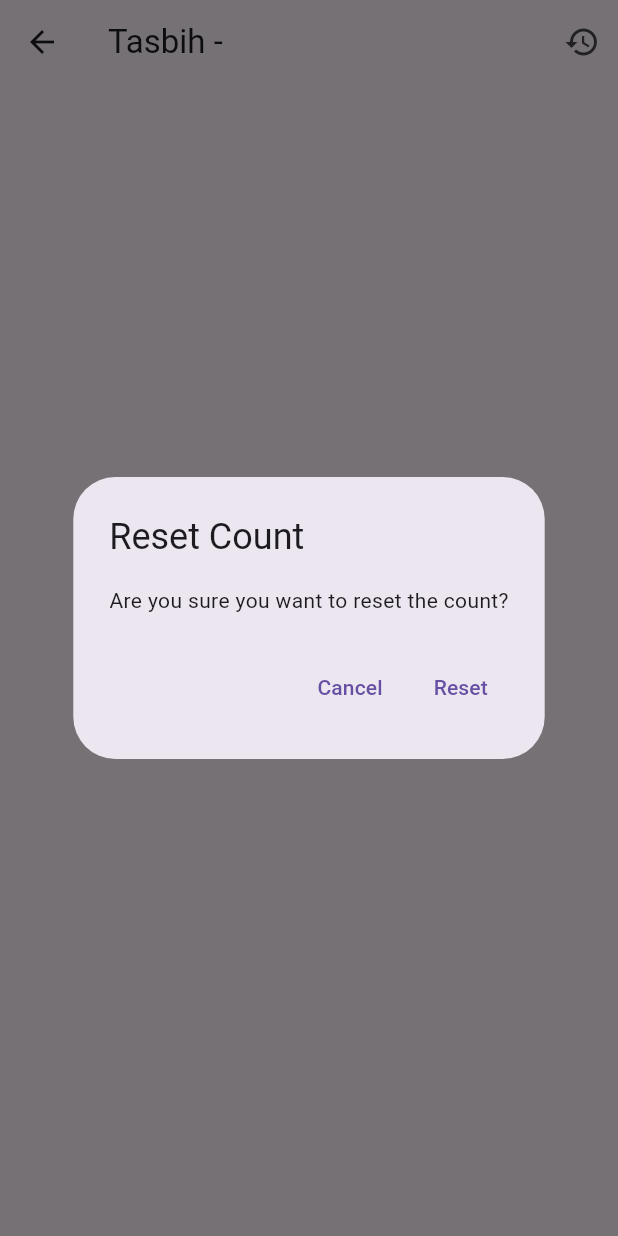
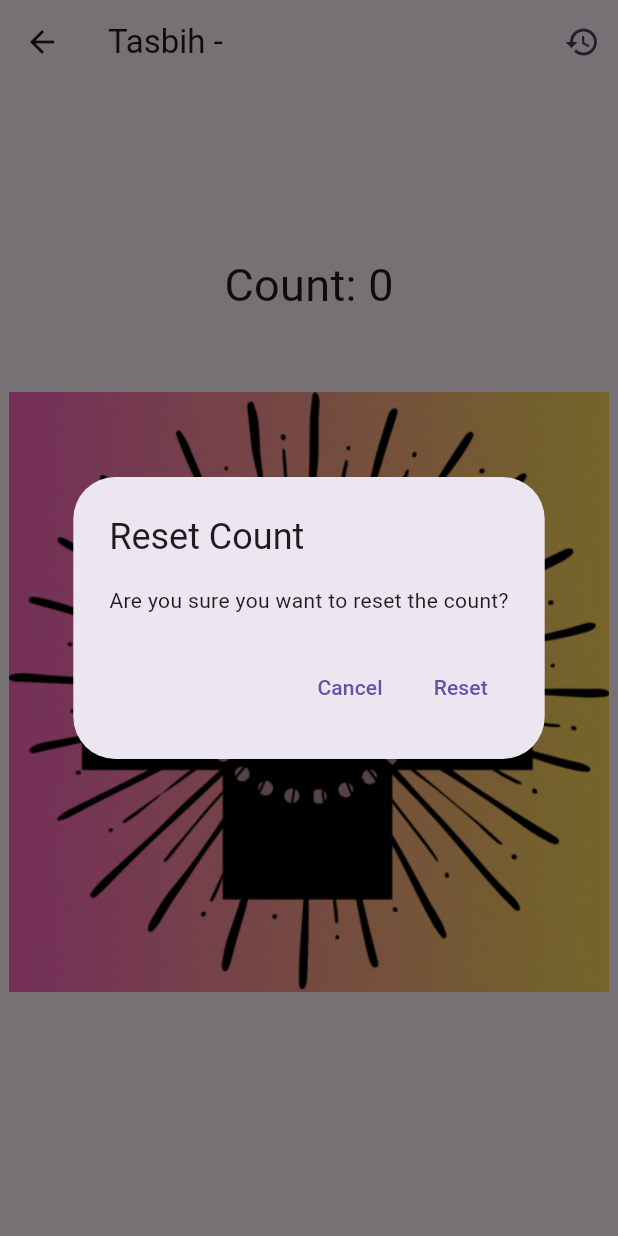
Before and after one commit to shossain786/self_explore, a Flutter app: the CountPage screen opened directly with empty values, after a tap on the "restore" icon, on a phone screen of 412 x 824 dp. Run offline on Flutter 3.47's test engine with Material 3 defaults, Android fonts, the phone set to English and light mode, and no system bars; our stand-ins replace shared_preferences; accounts and stored records are empty.

```diff
--- a/lib/count_page.dart
+++ b/lib/count_page.dart
@@ -1,10 +1,12 @@
+// count_page.dart
+
 import 'package:flutter/material.dart';
 import 'package:shared_preferences/shared_preferences.dart';
 
 class CountPage extends StatefulWidget {
   final String itemName;
 
-  const CountPage({super.key, required this.itemName});
+  CountPage({required this.itemName});
 
   @override
   _CountPageState createState() => _CountPageState();
@@ -34,18 +36,24 @@ class _CountPageState extends State<CountPage> {
           ),
         ],
       ),
-      body: Center(
-        child: Column(
-          mainAxisAlignment: MainAxisAlignment.center,
-          children: [
-            Text('Count: $count'),
-            ElevatedButton(
-              onPressed: () {
-                _incrementCount();
-              },
-              child: const Text('Count'),
-            ),
-          ],
+      body: InkWell(
+        onTap: () {
+          _incrementCount();
+        },
+        child: Center(
+          child: Column(
+            mainAxisAlignment: MainAxisAlignment.center,
+            children: [
+              Text(
+                'Count: $count',
+                style: const TextStyle(
+                  fontSize: 30,
+                ),
+              ),
+              Image.asset('assets/counter_pic.gif',
+                  width: 400, height: 500), // Replace with your image path
+            ],
+          ),
         ),
       ),
     );
@@ -66,14 +74,14 @@ class _CountPageState extends State<CountPage> {
       context: context,
       builder: (BuildContext context) {
         return AlertDialog(
-          title: const Text('Reset Count'),
-          content: const Text('Are you sure you want to reset the count?'),
+          title: Text('Reset Count'),
+          content: Text('Are you sure you want to reset the count?'),
           actions: [
             TextButton(
               onPressed: () {
                 Navigator.pop(context);
               },
-              child: const Text('Cancel'),
+              child: Text('Cancel'),
             ),
             TextButton(
               onPressed: () async {
@@ -83,7 +91,7 @@ class _CountPageState extends State<CountPage> {
                 await _saveCount();
                 Navigator.pop(context);
               },
-              child: const Text('Reset'),
+              child: Text('Reset'),
             ),
           ],
         );
@@ -110,22 +118,22 @@ class _CountPageState extends State<CountPage> {
       context: context,
       builder: (BuildContext context) {
         return AlertDialog(
-          title: const Text('Target Reached'),
-          content: const Text(
+          title: Text('Target Reached'),
+          content: Text(
               'You have reached the target count. Do you want to continue counting?'),
           actions: [
             TextButton(
               onPressed: () {
                 Navigator.pop(context);
               },
-              child: const Text('No'),
+              child: Text('No'),
             ),
             TextButton(
               onPressed: () {
                 _resetCount(); // Reset the count and continue counting
                 Navigator.pop(context);
               },
-              child: const Text('Yes'),
+              child: Text('Yes'),
             ),
           ],
         );
--- a/pubspec.yaml
+++ b/pubspec.yaml
@@ -63,6 +63,8 @@ flutter:
   # To add assets to your application, add an assets section, like this:
   assets:
     - assets/sb_icon.png
+    - assets/counter_pic.gif
+
   # - images/a_dot_burr.jpeg
   #   - images/a_dot_ham.jpeg
 
```
Also changed, not shown: assets/counter_pic.gif (added).
